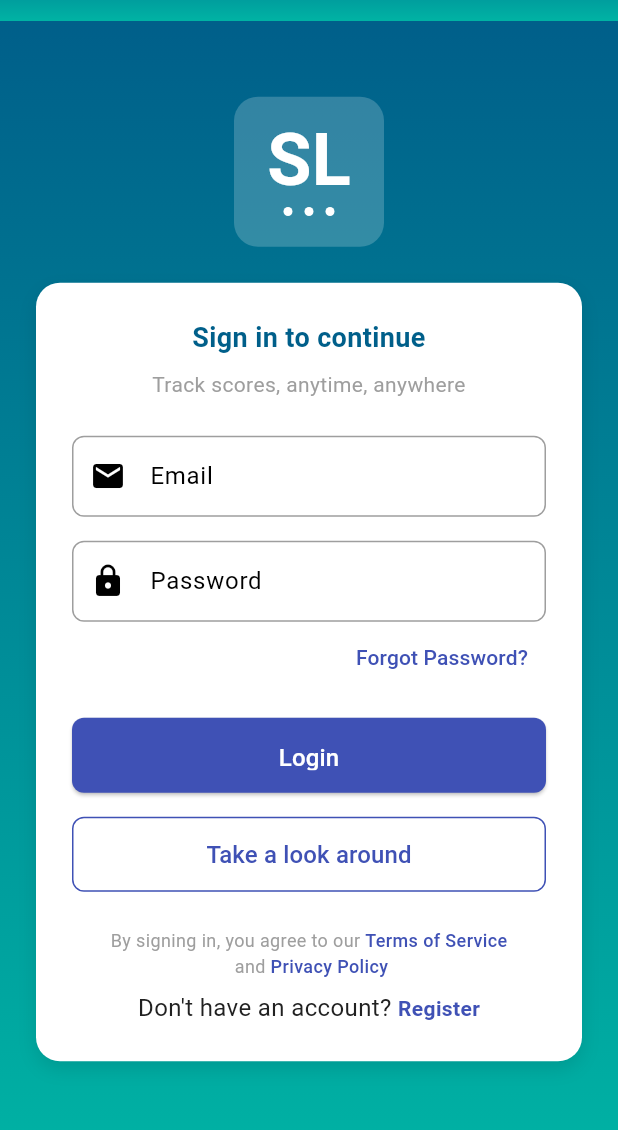
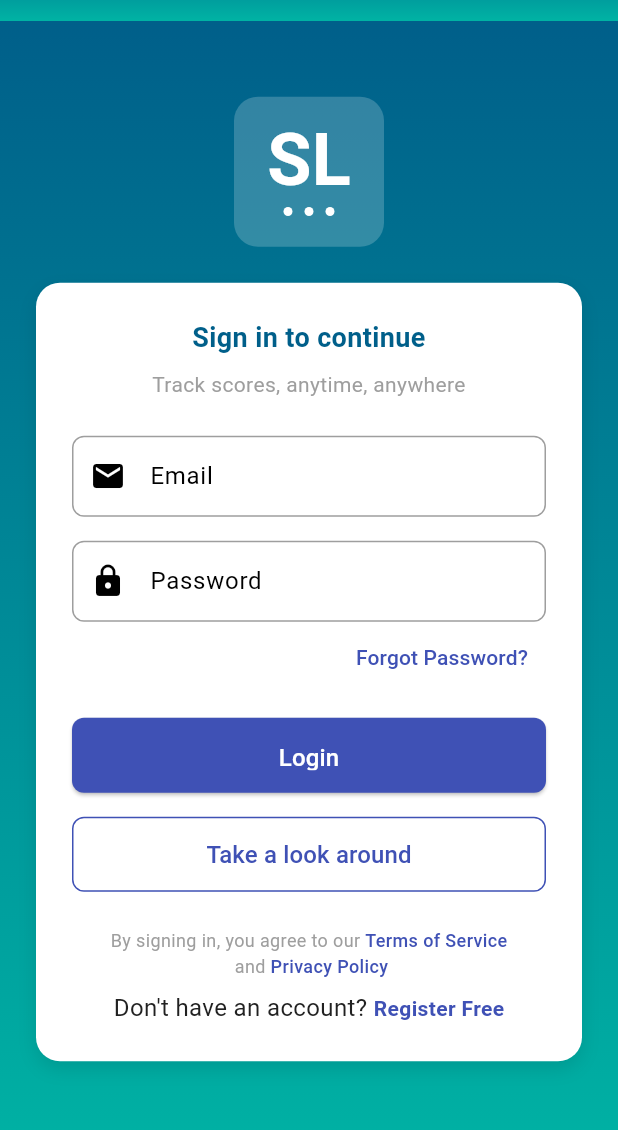
Before and after one commit to noodev8/splitleague, a Flutter app: the screen it shows after launch, on a phone screen of 412 x 824 dp, the part 63-1193 px from its top. Run offline on Flutter 3.47's test engine with Material 3 defaults, Android fonts, the phone set to English and light mode, and no system bars; drawn by our look-alikes of pull_to_refresh; our stand-ins replace flutter_secure_storage, flutter_spinkit, fluttertoast, shared_preferences; network calls fail.

Commit message:
Register Free text

```diff
--- a/add_guest_player_test.json
+++ /dev/null
@@ -1,4 +0,0 @@
-{
-  "league_id": 1,
-  "guest_nickname": "John Doe"
-}
--- a/splitleague_flutter/lib/screens/login_user_screen.dart
+++ b/splitleague_flutter/lib/screens/login_user_screen.dart
@@ -457,7 +457,7 @@ class _LoginUserScreenState extends State<LoginUserScreen> {
                                     );
                                   },
                                   child: const Text(
-                                    'Register',
+                                    'Register Free',
                                     style: TextStyle(
                                       color: AppStyles.primaryColor,
                                       fontWeight: FontWeight.bold,
```
